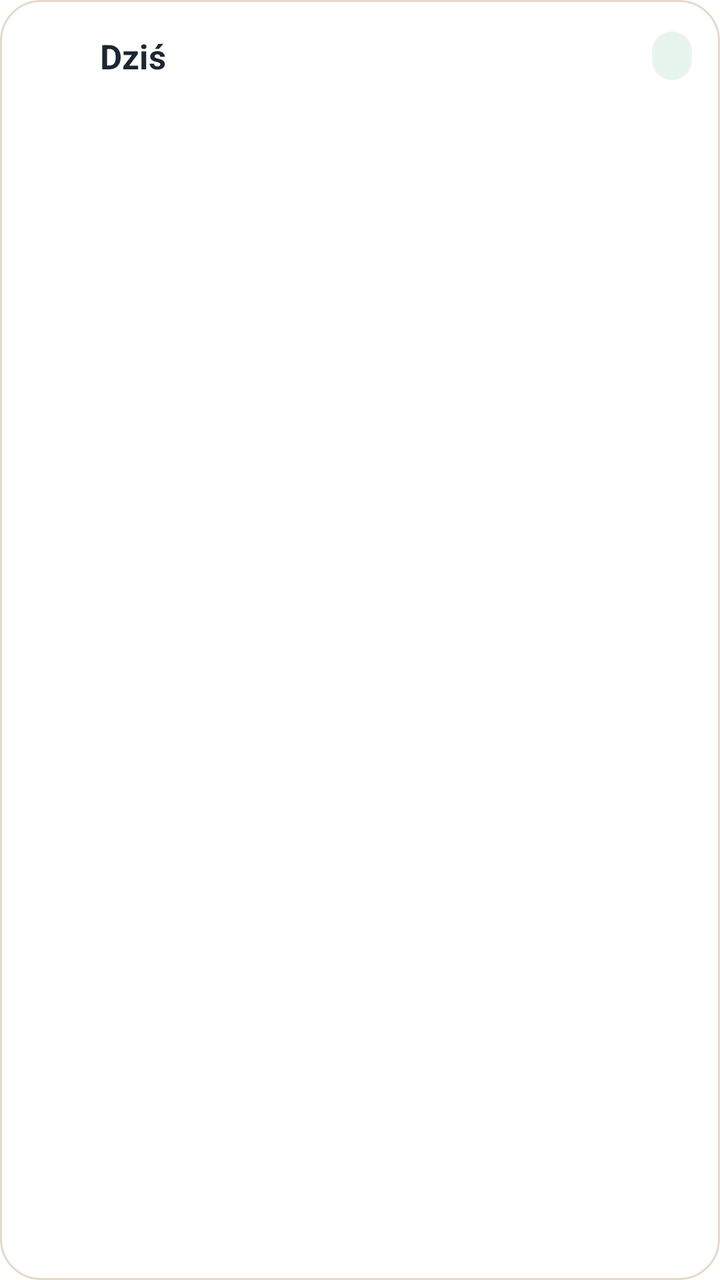
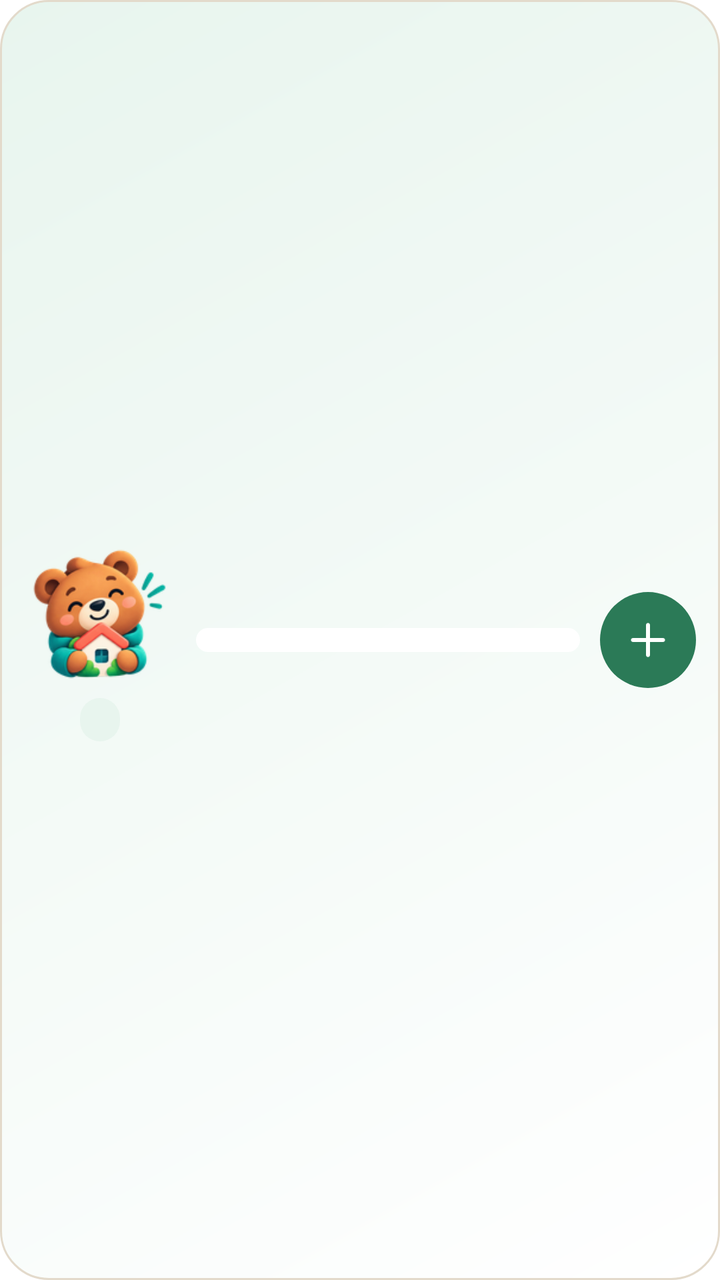

Screens rendered from an Android XML layout before and after an edit, with the pre-edit source and the edit as a unified diff.
<!-- AndroidManifest.xml: fallback theme Theme.MaterialComponents.DayNight.NoActionBar -->
<!-- res/layout/widget_today.xml -->
<?xml version="1.0" encoding="utf-8"?>
<LinearLayout xmlns:android="http://schemas.android.com/apk/res/android"
    android:id="@+id/widget_root"
    android:layout_width="match_parent"
    android:layout_height="match_parent"
    android:background="@drawable/widget_bg"
    android:orientation="vertical"
    android:padding="14dp">
    <LinearLayout
        android:layout_width="match_parent"
        android:layout_height="wrap_content"
        android:gravity="center_vertical"
        android:orientation="horizontal">
        <ImageView
            android:id="@+id/widget_header_icon"
            android:layout_width="28dp"
            android:layout_height="28dp"
            android:contentDescription="@null" />
        <TextView
            android:layout_width="0dp"
            android:layout_height="wrap_content"
            android:layout_marginStart="8dp"
            android:layout_weight="1"
            android:text="@string/widget_today_title"
            android:textColor="@color/widget_text"
            android:textSize="17sp"
            android:textStyle="bold" />
        <TextView
            android:id="@+id/widget_counter"
            android:layout_width="wrap_content"
            android:layout_height="wrap_content"
            android:background="@drawable/widget_badge"
            android:paddingStart="10dp"
            android:paddingEnd="10dp"
            android:paddingTop="2dp"
            android:paddingBottom="2dp"
            android:textColor="@color/widget_accent"
            android:textSize="15sp"
            android:textStyle="bold" />
    </LinearLayout>
    <LinearLayout android:id="@+id/widget_row1" style="@style/WidgetRow">
        <ImageView android:id="@+id/widget_row1_check" android:layout_width="22dp" android:layout_height="22dp" android:contentDescription="@null" android:src="@drawable/wg_check_empty" />
        <ImageView android:id="@+id/widget_row1_icon" android:layout_width="22dp" android:layout_height="22dp" android:layout_marginStart="8dp" android:contentDescription="@null" android:visibility="gone" />
        <TextView android:id="@+id/widget_row1_text" android:layout_width="0dp" android:layout_height="wrap_content" android:layout_marginStart="8dp" android:layout_weight="1" android:ellipsize="end" android:maxLines="1" android:textColor="@color/widget_text" android:textSize="15sp" />
    </LinearLayout>
    <LinearLayout android:id="@+id/widget_row2" style="@style/WidgetRow">
        <ImageView android:id="@+id/widget_row2_check" android:layout_width="22dp" android:layout_height="22dp" android:contentDescription="@null" android:src="@drawable/wg_check_empty" />
        <ImageView android:id="@+id/widget_row2_icon" android:layout_width="22dp" android:layout_height="22dp" android:layout_marginStart="8dp" android:contentDescription="@null" android:visibility="gone" />
        <TextView android:id="@+id/widget_row2_text" android:layout_width="0dp" android:layout_height="wrap_content" android:layout_marginStart="8dp" android:layout_weight="1" android:ellipsize="end" android:maxLines="1" android:textColor="@color/widget_text" android:textSize="15sp" />
    </LinearLayout>
    <LinearLayout android:id="@+id/widget_row3" style="@style/WidgetRow">
        <ImageView android:id="@+id/widget_row3_check" android:layout_width="22dp" android:layout_height="22dp" android:contentDescription="@null" android:src="@drawable/wg_check_empty" />
        <ImageView android:id="@+id/widget_row3_icon" android:layout_width="22dp" android:layout_height="22dp" android:layout_marginStart="8dp" android:contentDescription="@null" android:visibility="gone" />
        <TextView android:id="@+id/widget_row3_text" android:layout_width="0dp" android:layout_height="wrap_content" android:layout_marginStart="8dp" android:layout_weight="1" android:ellipsize="end" android:maxLines="1" android:textColor="@color/widget_text" android:textSize="15sp" />
    </LinearLayout>
    <LinearLayout android:id="@+id/widget_row4" style="@style/WidgetRow">
        <ImageView android:id="@+id/widget_row4_check" android:layout_width="22dp" android:layout_height="22dp" android:contentDescription="@null" android:src="@drawable/wg_check_empty" />
        <ImageView android:id="@+id/widget_row4_icon" android:layout_width="22dp" android:layout_height="22dp" android:layout_marginStart="8dp" android:contentDescription="@null" android:visibility="gone" />
        <TextView android:id="@+id/widget_row4_text" android:layout_width="0dp" android:layout_height="wrap_content" android:layout_marginStart="8dp" android:layout_weight="1" android:ellipsize="end" android:maxLines="1" android:textColor="@color/widget_text" android:textSize="15sp" />
    </LinearLayout>
    <LinearLayout android:id="@+id/widget_row5" style="@style/WidgetRow">
        <ImageView android:id="@+id/widget_row5_check" android:layout_width="22dp" android:layout_height="22dp" android:contentDescription="@null" android:src="@drawable/wg_check_empty" />
        <ImageView android:id="@+id/widget_row5_icon" android:layout_width="22dp" android:layout_height="22dp" android:layout_marginStart="8dp" android:contentDescription="@null" android:visibility="gone" />
        <TextView android:id="@+id/widget_row5_text" android:layout_width="0dp" android:layout_height="wrap_content" android:layout_marginStart="8dp" android:layout_weight="1" android:ellipsize="end" android:maxLines="1" android:textColor="@color/widget_text" android:textSize="15sp" />
    </LinearLayout>
    <LinearLayout
        android:id="@+id/widget_empty_box"
        android:layout_width="match_parent"
        android:layout_height="wrap_content"
        android:layout_marginTop="8dp"
        android:gravity="center_vertical"
        android:orientation="horizontal"
        android:visibility="gone">
        <ImageView
            android:layout_width="56dp"
            android:layout_height="56dp"
            android:contentDescription="@null"
            android:src="@drawable/wg_bear_resting" />
        <TextView
            android:id="@+id/widget_empty"
            android:layout_width="0dp"
            android:layout_height="wrap_content"
            android:layout_marginStart="10dp"
            android:layout_weight="1"
            android:textColor="@color/widget_muted"
            android:textSize="14sp" />
    </LinearLayout>
    <TextView
        android:id="@+id/widget_next"
        android:layout_width="match_parent"
        android:layout_height="wrap_content"
        android:layout_marginTop="8dp"
        android:ellipsize="end"
        android:maxLines="1"
        android:textColor="@color/widget_muted"
        android:textSize="13sp"
        android:visibility="gone" />
</LinearLayout>
<!-- resources referenced by this layout -->
<resources>
  <color name="widget_accent">#2B7A57</color>
  <color name="widget_muted">#5B6670</color>
  <color name="widget_text">#1C2733</color>
  <!-- drawable wg_bear_resting: png bitmap (drawable-nodpi, 56261 bytes) -->
  <!-- drawable wg_check_empty: png bitmap (drawable-night-nodpi, 1400 bytes) -->
  <!-- drawable widget_badge (drawable) -->
  <?xml version="1.0" encoding="utf-8"?>
  <shape xmlns:android="http://schemas.android.com/apk/res/android" android:shape="rectangle">
      <solid android:color="@color/widget_accent_soft" />
      <corners android:radius="999dp" />
  </shape>
  <!-- drawable widget_bg (drawable) -->
  <?xml version="1.0" encoding="utf-8"?>
  <shape xmlns:android="http://schemas.android.com/apk/res/android" android:shape="rectangle">
      <solid android:color="@color/widget_surface" />
      <stroke android:width="1dp" android:color="@color/widget_border" />
      <corners android:radius="20dp" />
  </shape>
  <string name="widget_today_title">Dziś</string>
  <style name="WidgetRow">
          <item name="android:layout_width">match_parent</item>
          <item name="android:layout_height">wrap_content</item>
          <item name="android:layout_marginTop">8dp</item>
          <item name="android:orientation">horizontal</item>
          <item name="android:gravity">center_vertical</item>
          <item name="android:visibility">gone</item>
      </style>
  <color name="widget_accent_soft">#E8F5EE</color>
  <color name="widget_surface">#FFFFFF</color>
  <color name="widget_border">#E3DACB</color>
</resources>

<!-- the commit's change to res/layout/widget_today.xml (unified diff, before → after) -->
@@ -4,95 +4,110 @@
     android:layout_width="match_parent"
     android:layout_height="match_parent"
     android:background="@drawable/widget_bg"
-    android:orientation="vertical"
-    android:padding="14dp">
+    android:gravity="center_vertical"
+    android:orientation="horizontal"
+    android:padding="12dp">
     <LinearLayout
-        android:layout_width="match_parent"
+        android:layout_width="wrap_content"
         android:layout_height="wrap_content"
-        android:gravity="center_vertical"
-        android:orientation="horizontal">
+        android:gravity="center"
+        android:orientation="vertical">
         <ImageView
-            android:id="@+id/widget_header_icon"
-            android:layout_width="28dp"
-            android:layout_height="28dp"
-            android:contentDescription="@null" />
-        <TextView
-            android:layout_width="0dp"
-            android:layout_height="wrap_content"
-            android:layout_marginStart="8dp"
-            android:layout_weight="1"
-            android:text="@string/widget_today_title"
-            android:textColor="@color/widget_text"
-            android:textSize="17sp"
-            android:textStyle="bold" />
+            android:id="@+id/widget_bear"
+            android:layout_width="76dp"
+            android:layout_height="76dp"
+            android:contentDescription="@null"
+            android:src="@drawable/wg_bear_house" />
         <TextView
             android:id="@+id/widget_counter"
             android:layout_width="wrap_content"
             android:layout_height="wrap_content"
+            android:layout_marginTop="4dp"
             android:background="@drawable/widget_badge"
             android:paddingStart="10dp"
             android:paddingEnd="10dp"
             android:paddingTop="2dp"
             android:paddingBottom="2dp"
             android:textColor="@color/widget_accent"
-            android:textSize="15sp"
+            android:textSize="13sp"
             android:textStyle="bold" />
     </LinearLayout>
-    <LinearLayout android:id="@+id/widget_row1" style="@style/WidgetRow">
-        <ImageView android:id="@+id/widget_row1_check" android:layout_width="22dp" android:layout_height="22dp" android:contentDescription="@null" android:src="@drawable/wg_check_empty" />
-        <ImageView android:id="@+id/widget_row1_icon" android:layout_width="22dp" android:layout_height="22dp" android:layout_marginStart="8dp" android:contentDescription="@null" android:visibility="gone" />
-        <TextView android:id="@+id/widget_row1_text" android:layout_width="0dp" android:layout_height="wrap_content" android:layout_marginStart="8dp" android:layout_weight="1" android:ellipsize="end" android:maxLines="1" android:textColor="@color/widget_text" android:textSize="15sp" />
+    <LinearLayout
+        android:layout_width="0dp"
+        android:layout_height="wrap_content"
+        android:layout_marginStart="10dp"
+        android:layout_weight="1"
+        android:background="@drawable/widget_inner_bg"
+        android:orientation="vertical"
+        android:paddingStart="10dp"
+        android:paddingEnd="10dp"
+        android:paddingTop="4dp"
+        android:paddingBottom="8dp">
+        <LinearLayout android:id="@+id/widget_row1" style="@style/WidgetRow">
+            <ImageView android:id="@+id/widget_row1_check" android:layout_width="22dp" android:layout_height="22dp" android:contentDescription="@null" android:src="@drawable/wg_check_empty" />
+            <ImageView android:id="@+id/widget_row1_icon" android:layout_width="20dp" android:layout_height="20dp" android:layout_marginStart="8dp" android:contentDescription="@null" android:visibility="gone" />
+            <TextView android:id="@+id/widget_row1_text" android:layout_width="0dp" android:layout_height="wrap_content" android:layout_marginStart="8dp" android:layout_weight="1" android:ellipsize="end" android:maxLines="1" android:textColor="@color/widget_text" android:textSize="14sp" />
+        </LinearLayout>
+        <LinearLayout android:id="@+id/widget_row2" style="@style/WidgetRow">
+            <ImageView android:id="@+id/widget_row2_check" android:layout_width="22dp" android:layout_height="22dp" android:contentDescription="@null" android:src="@drawable/wg_check_empty" />
+            <ImageView android:id="@+id/widget_row2_icon" android:layout_width="20dp" android:layout_height="20dp" android:layout_marginStart="8dp" android:contentDescription="@null" android:visibility="gone" />
+            <TextView android:id="@+id/widget_row2_text" android:layout_width="0dp" android:layout_height="wrap_content" android:layout_marginStart="8dp" android:layout_weight="1" android:ellipsize="end" android:maxLines="1" android:textColor="@color/widget_text" android:textSize="14sp" />
+        </LinearLayout>
+        <LinearLayout android:id="@+id/widget_row3" style="@style/WidgetRow">
+            <ImageView android:id="@+id/widget_row3_check" android:layout_width="22dp" android:layout_height="22dp" android:contentDescription="@null" android:src="@drawable/wg_check_empty" />
+            <ImageView android:id="@+id/widget_row3_icon" android:layout_width="20dp" android:layout_height="20dp" android:layout_marginStart="8dp" android:contentDescription="@null" android:visibility="gone" />
+            <TextView android:id="@+id/widget_row3_text" android:layout_width="0dp" android:layout_height="wrap_content" android:layout_marginStart="8dp" android:layout_weight="1" android:ellipsize="end" android:maxLines="1" android:textColor="@color/widget_text" android:textSize="14sp" />
+        </LinearLayout>
+        <LinearLayout android:id="@+id/widget_row4" style="@style/WidgetRow">
+            <ImageView android:id="@+id/widget_row4_check" android:layout_width="22dp" android:layout_height="22dp" android:contentDescription="@null" android:src="@drawable/wg_check_empty" />
+            <ImageView android:id="@+id/widget_row4_icon" android:layout_width="20dp" android:layout_height="20dp" android:layout_marginStart="8dp" android:contentDescription="@null" android:visibility="gone" />
+            <TextView android:id="@+id/widget_row4_text" android:layout_width="0dp" android:layout_height="wrap_content" android:layout_marginStart="8dp" android:layout_weight="1" android:ellipsize="end" android:maxLines="1" android:textColor="@color/widget_text" android:textSize="14sp" />
+        </LinearLayout>
+        <LinearLayout android:id="@+id/widget_row5" style="@style/WidgetRow">
+            <ImageView android:id="@+id/widget_row5_check" android:layout_width="22dp" android:layout_height="22dp" android:contentDescription="@null" android:src="@drawable/wg_check_empty" />
+            <ImageView android:id="@+id/widget_row5_icon" android:layout_width="20dp" android:layout_height="20dp" android:layout_marginStart="8dp" android:contentDescription="@null" android:visibility="gone" />
+            <TextView android:id="@+id/widget_row5_text" android:layout_width="0dp" android:layout_height="wrap_content" android:layout_marginStart="8dp" android:layout_weight="1" android:ellipsize="end" android:maxLines="1" android:textColor="@color/widget_text" android:textSize="14sp" />
+        </LinearLayout>
+        <LinearLayout
+            android:id="@+id/widget_empty_box"
+            android:layout_width="match_parent"
+            android:layout_height="wrap_content"
+            android:layout_marginTop="6dp"
+            android:gravity="center_vertical"
+            android:orientation="horizontal"
+            android:visibility="gone">
+            <ImageView
+                android:layout_width="40dp"
+                android:layout_height="40dp"
+                android:contentDescription="@null"
+                android:src="@drawable/wg_bear_resting" />
+            <TextView
+                android:id="@+id/widget_empty"
+                android:layout_width="0dp"
+                android:layout_height="wrap_content"
+                android:layout_marginStart="8dp"
+                android:layout_weight="1"
+                android:textColor="@color/widget_muted"
+                android:textSize="13sp" />
+        </LinearLayout>
+        <TextView
+            android:id="@+id/widget_next"
+            android:layout_width="match_parent"
+            android:layout_height="wrap_content"
+            android:layout_marginTop="6dp"
+            android:ellipsize="end"
+            android:maxLines="1"
+            android:textColor="@color/widget_muted"
+            android:textSize="12sp"
+            android:visibility="gone" />
     </LinearLayout>
-    <LinearLayout android:id="@+id/widget_row2" style="@style/WidgetRow">
-        <ImageView android:id="@+id/widget_row2_check" android:layout_width="22dp" android:layout_height="22dp" android:contentDescription="@null" android:src="@drawable/wg_check_empty" />
-        <ImageView android:id="@+id/widget_row2_icon" android:layout_width="22dp" android:layout_height="22dp" android:layout_marginStart="8dp" android:contentDescription="@null" android:visibility="gone" />
-        <TextView android:id="@+id/widget_row2_text" android:layout_width="0dp" android:layout_height="wrap_content" android:layout_marginStart="8dp" android:layout_weight="1" android:ellipsize="end" android:maxLines="1" android:textColor="@color/widget_text" android:textSize="15sp" />
-    </LinearLayout>
-    <LinearLayout android:id="@+id/widget_row3" style="@style/WidgetRow">
-        <ImageView android:id="@+id/widget_row3_check" android:layout_width="22dp" android:layout_height="22dp" android:contentDescription="@null" android:src="@drawable/wg_check_empty" />
-        <ImageView android:id="@+id/widget_row3_icon" android:layout_width="22dp" android:layout_height="22dp" android:layout_marginStart="8dp" android:contentDescription="@null" android:visibility="gone" />
-        <TextView android:id="@+id/widget_row3_text" android:layout_width="0dp" android:layout_height="wrap_content" android:layout_marginStart="8dp" android:layout_weight="1" android:ellipsize="end" android:maxLines="1" android:textColor="@color/widget_text" android:textSize="15sp" />
-    </LinearLayout>
-    <LinearLayout android:id="@+id/widget_row4" style="@style/WidgetRow">
-        <ImageView android:id="@+id/widget_row4_check" android:layout_width="22dp" android:layout_height="22dp" android:contentDescription="@null" android:src="@drawable/wg_check_empty" />
-        <ImageView android:id="@+id/widget_row4_icon" android:layout_width="22dp" android:layout_height="22dp" android:layout_marginStart="8dp" android:contentDescription="@null" android:visibility="gone" />
-        <TextView android:id="@+id/widget_row4_text" android:layout_width="0dp" android:layout_height="wrap_content" android:layout_marginStart="8dp" android:layout_weight="1" android:ellipsize="end" android:maxLines="1" android:textColor="@color/widget_text" android:textSize="15sp" />
-    </LinearLayout>
-    <LinearLayout android:id="@+id/widget_row5" style="@style/WidgetRow">
-        <ImageView android:id="@+id/widget_row5_check" android:layout_width="22dp" android:layout_height="22dp" android:contentDescription="@null" android:src="@drawable/wg_check_empty" />
-        <ImageView android:id="@+id/widget_row5_icon" android:layout_width="22dp" android:layout_height="22dp" android:layout_marginStart="8dp" android:contentDescription="@null" android:visibility="gone" />
-        <TextView android:id="@+id/widget_row5_text" android:layout_width="0dp" android:layout_height="wrap_content" android:layout_marginStart="8dp" android:layout_weight="1" android:ellipsize="end" android:maxLines="1" android:textColor="@color/widget_text" android:textSize="15sp" />
-    </LinearLayout>
-    <LinearLayout
-        android:id="@+id/widget_empty_box"
-        android:layout_width="match_parent"
-        android:layout_height="wrap_content"
-        android:layout_marginTop="8dp"
-        android:gravity="center_vertical"
-        android:orientation="horizontal"
-        android:visibility="gone">
-        <ImageView
-            android:layout_width="56dp"
-            android:layout_height="56dp"
-            android:contentDescription="@null"
-            android:src="@drawable/wg_bear_resting" />
-        <TextView
-            android:id="@+id/widget_empty"
-            android:layout_width="0dp"
-            android:layout_height="wrap_content"
-            android:layout_marginStart="10dp"
-            android:layout_weight="1"
-            android:textColor="@color/widget_muted"
-            android:textSize="14sp" />
-    </LinearLayout>
-    <TextView
-        android:id="@+id/widget_next"
-        android:layout_width="match_parent"
-        android:layout_height="wrap_content"
-        android:layout_marginTop="8dp"
-        android:ellipsize="end"
-        android:maxLines="1"
-        android:textColor="@color/widget_muted"
-        android:textSize="13sp"
-        android:visibility="gone" />
+    <ImageView
+        android:id="@+id/widget_add"
+        android:layout_width="48dp"
+        android:layout_height="48dp"
+        android:layout_marginStart="10dp"
+        android:background="@drawable/widget_plus_bg"
+        android:contentDescription="@string/widget_add"
+        android:padding="12dp"
+        android:src="@drawable/wg_plus" />
 </LinearLayout>
<!-- resource entries referenced after the edit -->
@@ -3,8 +3,10 @@
   <color name="widget_accent">#2B7A57</color>
   <color name="widget_muted">#5B6670</color>
   <color name="widget_text">#1C2733</color>
+  <!-- drawable wg_bear_house: png bitmap (drawable-nodpi, 21864 bytes) -->
   <!-- drawable wg_bear_resting: png bitmap (drawable-nodpi, 56261 bytes) -->
   <!-- drawable wg_check_empty: png bitmap (drawable-night-nodpi, 1400 bytes) -->
+  <!-- drawable wg_plus: png bitmap (drawable-nodpi, 458 bytes) -->
   <!-- drawable widget_badge (drawable) -->
   <?xml version="1.0" encoding="utf-8"?>
   <shape xmlns:android="http://schemas.android.com/apk/res/android" android:shape="rectangle">
@@ -14,11 +16,22 @@
   <!-- drawable widget_bg (drawable) -->
   <?xml version="1.0" encoding="utf-8"?>
   <shape xmlns:android="http://schemas.android.com/apk/res/android" android:shape="rectangle">
+      <gradient android:angle="315" android:startColor="@color/widget_accent_soft" android:endColor="@color/widget_surface" android:type="linear" />
+      <stroke android:width="1dp" android:color="@color/widget_border" />
+      <corners android:radius="24dp" />
+  </shape>
+  <!-- drawable widget_inner_bg (drawable) -->
+  <?xml version="1.0" encoding="utf-8"?>
+  <shape xmlns:android="http://schemas.android.com/apk/res/android" android:shape="rectangle">
       <solid android:color="@color/widget_surface" />
-      <stroke android:width="1dp" android:color="@color/widget_border" />
-      <corners android:radius="20dp" />
+      <corners android:radius="16dp" />
   </shape>
-  <string name="widget_today_title">Dziś</string>
+  <!-- drawable widget_plus_bg (drawable) -->
+  <?xml version="1.0" encoding="utf-8"?>
+  <shape xmlns:android="http://schemas.android.com/apk/res/android" android:shape="oval">
+      <solid android:color="@color/widget_accent" />
+  </shape>
+  <string name="widget_add">Dodaj</string>
   <style name="WidgetRow">
           <item name="android:layout_width">match_parent</item>
           <item name="android:layout_height">wrap_content</item>
